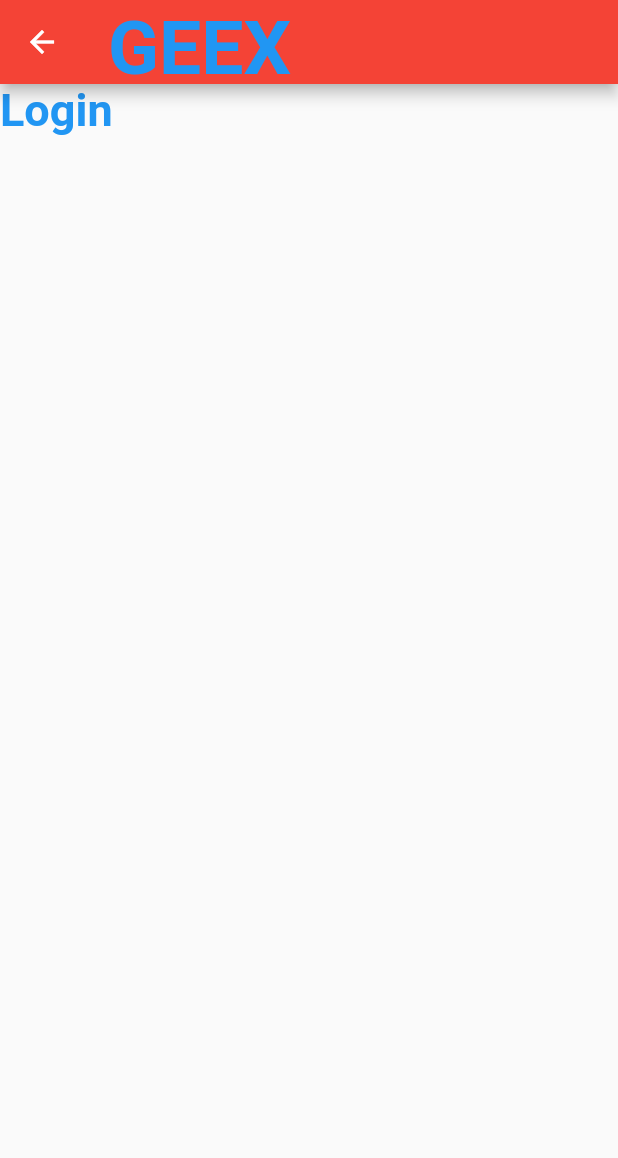
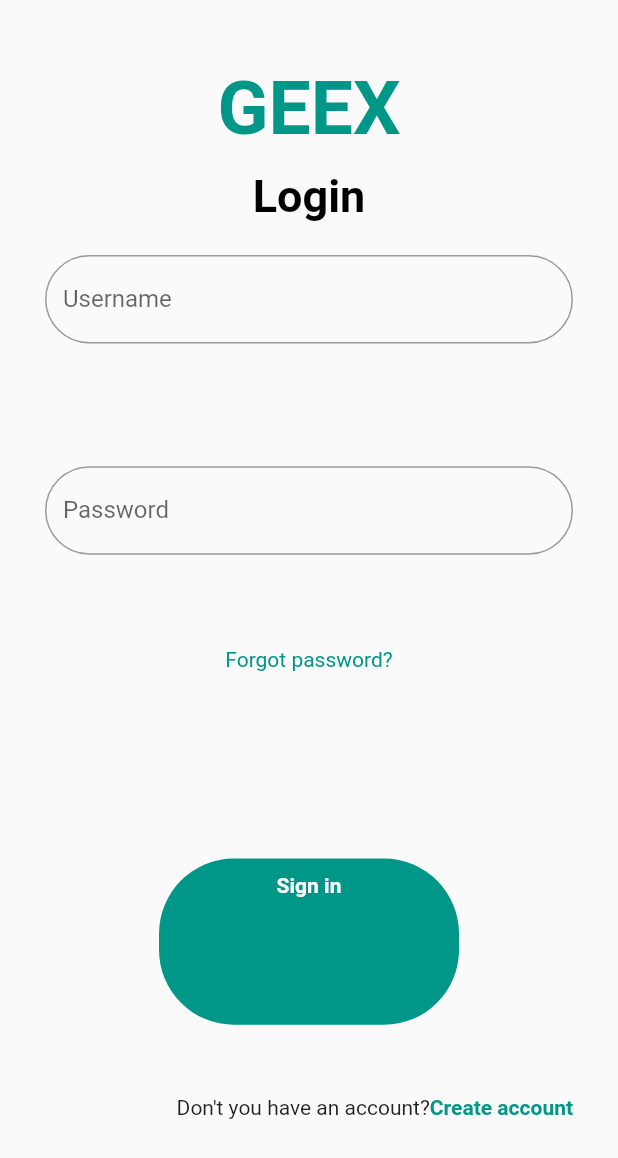
Before and after one commit to IreneScarion/CarService-App, a Flutter app: the LoginScreen screen opened directly, on a phone screen of 412 x 824 dp. Shown: the top 1158 px of the screen. Run offline on Flutter 3.47's test engine with Material 2 defaults, Android fonts, the phone set to English and light mode, and no system bars; missing offline and left inert: flutter_verification_code_input.

Commit message:
update log
N-update

```diff
--- a/lib/screens/login screen/login_screen.dart
+++ b/lib/screens/login screen/login_screen.dart
@@ -1,24 +1,130 @@
+import 'dart:ui';
+
 import 'package:flutter/material.dart';
-import 'package:victory_project1/screens/login%20screen/Components/body.dart';
+// import 'package:victory_project1/screens/login%20screen/Components/body.dart';
 
-class LoginScreen extends StatelessWidget {
+class LoginScreen extends StatefulWidget {
   static String routeName = "/LoginScreen";
 
   @override
+  _LoginScreenState createState() => _LoginScreenState();
+}
+
+class _LoginScreenState extends State<LoginScreen> {
+  @override
   Widget build(BuildContext context) {
     return Scaffold(
-      appBar: AppBar(
-        title: Text(
+
+      body: Center(
+
+        child:Container(
+          width: MediaQuery.of(context).size.width,
+          height:MediaQuery.of(context).size.height,
+          padding: EdgeInsets.all(30),
+          child:Column(
+            mainAxisAlignment: MainAxisAlignment.center,
+            crossAxisAlignment: CrossAxisAlignment.center,
+            children: [
+              Text(
           "GEEX",
           style: TextStyle(
             fontSize: (50),
             fontWeight: FontWeight.bold,
-            color: Colors.blue,
+            color: Colors.teal,
             height: 1.5,
           ),
         ),
-      ),
-      body: Body(),
+        Text(
+          "Login",
+          style: TextStyle(
+            fontSize: (30),
+            fontWeight: FontWeight.bold,
+            color: Colors.black,
+            height: 1.5,
+          ),
+        ),
+        SizedBox(
+          height: 20.0,
+        ),
+            Expanded(
+        child: TextField(
+            obscureText: false,
+            decoration: InputDecoration(
+            border: OutlineInputBorder(
+              borderRadius: BorderRadius.all(Radius.circular(50.0)),
+            ),
+            labelText: 'Username',
+        ),
+            ),
+            ),
+        SizedBox(
+          height: 30.0,
+        ),
+        Expanded(
+          child: TextField(
+            obscureText: true,
+            decoration: InputDecoration(
+            border: OutlineInputBorder(
+              borderRadius: BorderRadius.all(Radius.circular(50.0)),
+            ),
+            labelText: 'Password',
+          ),
+        ),
+        ),
+         SizedBox(
+         height: 10,
+         ),
+        Expanded(
+          child: InkWell(
+          highlightColor: Colors.teal,
+          child: Text("Forgot password?",
+          textAlign:TextAlign.right,
+           style: TextStyle(color: Colors.teal),)
+          ),
+        ),
+         SizedBox(
+          height: 30.0,
+        ),
+           Expanded(
+             child: InkWell(
+               onTap: (){},
+         child: Container(
+           width: 200,height: 10,
+            child: Padding(
+              padding: const EdgeInsets.all(10.0),
+              child: Text("Sign in", textAlign: TextAlign.center,
+              style: TextStyle(
+                fontWeight: FontWeight.bold,
+              color: Colors.white),)
+            ),
+           decoration: BoxDecoration(
+             color: Colors.teal,
+            borderRadius: BorderRadius.circular(50.0),
+
+           ),
+         ),
+             ),
+           ),
+        Expanded(
+          child: Row(mainAxisAlignment: MainAxisAlignment.end,
+            children: [
+            Text("Don't you have an account?"),
+            InkWell(
+        child: Text("Create account",
+        style:TextStyle(
+          color: Colors.teal,
+          fontWeight: FontWeight.bold,
+        )),
+            ),
+            ]
+          ),
+        ),
+
+
+            ],
+          ))
+        )
+
     );
   }
 }
--- a/lib/screens/verification screen/verification screen.dart
+++ b/lib/screens/verification screen/verification screen.dart
@@ -0,0 +1,41 @@
+import 'package:flutter/material.dart';
+import 'package:flutter_verification_code_input/flutter_verification_code_input.dart';
+
+class Verify extends StatefulWidget {
+  // const Verify({ Key? key }) : super(key: key);
+
+  @override
+  _VerifyState createState() => _VerifyState();
+}
+
+class _VerifyState extends State<Verify> {
+  @override
+  Widget build(BuildContext context) {
+    return Scaffold(
+      body: Center(
+        child: Container(
+          width: MediaQuery.of(context).size.width,
+          height: MediaQuery.of(context).size.height,
+          child: Column(
+            mainAxisAlignment: MainAxisAlignment.center,
+            children: [
+
+              Text(
+                "Enter verification code",
+                style: TextStyle(fontWeight: FontWeight.bold, fontSize: 20.0),
+              ),
+              SizedBox(
+               height: 30,
+              ),
+              VerificationCodeInput(
+                  keyboardType: TextInputType.number,
+                  length: 4,
+                  autofocus: true,)
+                  // onCompleted: () {},
+            ],
+          ),
+        ),
+      ),
+    );
+  }
+}
--- a/pubspec.yaml
+++ b/pubspec.yaml
@@ -23,6 +23,10 @@
 dependencies:
   flutter:
     sdk: flutter
+  flutter_verification_code_input:
+    git:
+      url: git://github.com/tiny-express/flutter_verification_code_input
+    version: ^0.1.2
 
 
   # The following adds the Cupertino Icons font to your application.
```
Also changed, not shown: pubspec.lock.
